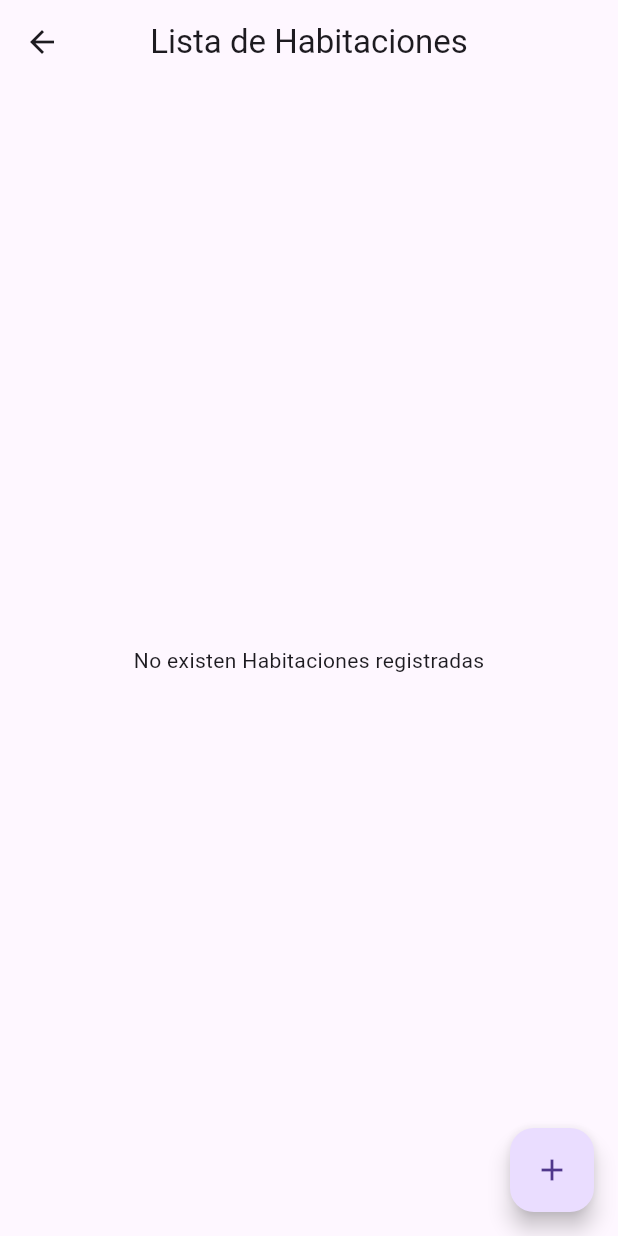
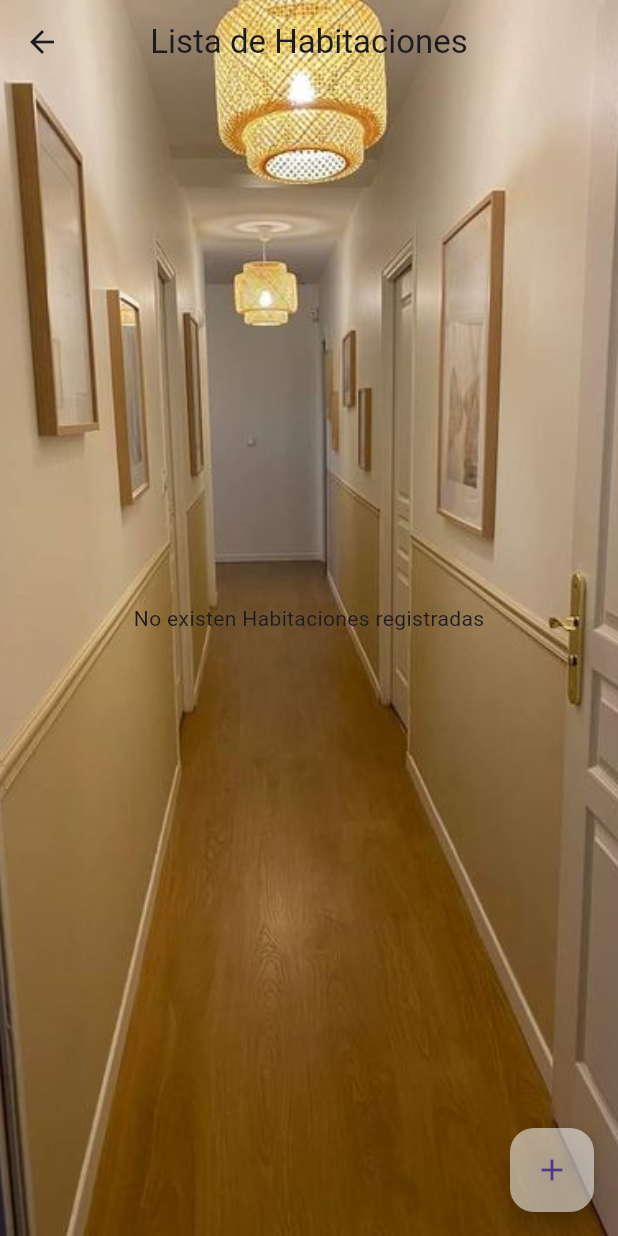
Before and after one commit to luisDSotoE/proyecto_pensionado, a Flutter app: the ListarHabitaciones screen opened by its route, on a phone screen of 412 x 824 dp. Run offline on Flutter 3.47's test engine with Material 2 defaults, Android fonts, the phone set to English and light mode, and no system bars; our stand-ins replace cloud_firestore, firebase_auth, firebase_core, firebase_storage, get, get_storage and 3 more; accounts and stored records are empty.

Commit message:
estilos a la ventana de lista de habitaciones

```diff
--- a/lib/ui/pages/Home/homeHabitacion.dart
+++ b/lib/ui/pages/Home/homeHabitacion.dart
@@ -107,6 +107,7 @@ class Cartas extends StatelessWidget {
                     itemCount: hc.listahab!.length,
                     itemBuilder: (BuildContext context, int index) {
                       return Card(
+                        color: Colors.white70,
                         child: Padding(
                           padding: const EdgeInsets.all(5.0),
                           child: Row(
--- a/lib/ui/pages/habitacion/listarHabitaciones.dart
+++ b/lib/ui/pages/habitacion/listarHabitaciones.dart
@@ -22,7 +22,10 @@ class ListarHabitaciones extends StatelessWidget {
     }
     //sc.consultarHabitacionesgenerales();
     return Scaffold(
+      //extendBody: true,
+      extendBodyBehindAppBar: true,
       appBar: AppBar(
+        backgroundColor: Colors.transparent,
         title: const Text("Lista de Habitaciones"),
         centerTitle: true,
         leading: IconButton(
@@ -32,7 +35,13 @@ class ListarHabitaciones extends StatelessWidget {
           },
         ),
       ),
-      body: Obx(() {
+      body: Container(
+        decoration: const BoxDecoration(
+          image: DecorationImage(
+            image: AssetImage("assets/image/EntradaHabitacion2jpg.jpg"),
+            fit: BoxFit.cover),
+        ),
+        child: Obx(() {
           final List<Habitacion>? _servicios = sc.listahab;
           if (sc.listahab?.isEmpty == true) {
             return const Center(
@@ -43,8 +52,10 @@ class ListarHabitaciones extends StatelessWidget {
               itemCount: sc.listahab!.length,
               itemBuilder: (context, posicion) {
                 final servicio = _servicios![posicion];
-
-              return Card(
+                return Padding(
+                  padding: const EdgeInsets.symmetric(vertical:5.0),
+                  child: Card(
+                    color: Colors.white70,
                     child: InkWell(
                       onTap: () {
                         _openHabitacionDetails(context, servicio);
@@ -110,12 +121,15 @@ class ListarHabitaciones extends StatelessWidget {
                         ],
                       ),
                     ),
+                  ),
                 );
               },
             );
           }
         }),
+      ),
       floatingActionButton: FloatingActionButton(
+        backgroundColor: Colors.white54,
         onPressed: () {
           Get.toNamed('/editarhabitacion');
         },
@@ -126,7 +140,7 @@ class ListarHabitaciones extends StatelessWidget {
 
   getImageWidget(String imagen) {
     if (imagen.startsWith("http")) {
-      return Image.network(imagen, height: 150, width: 150);
+      return Image.network(imagen, height: 100, width: 100, fit: BoxFit.cover,);
     } else {
       return Image.asset(imagen, height: 150, width: 150);
     }
```
Also changed, not shown: lib/ui/pages/habitacion/agregarhabitacion.dart (+16 -6 lines), assets/image/EntradaHabitacion2jpg.jpg (added), assets/image/HabitacionRegistrar.jpg (added). Lines whose indentation alone changed are shown as unchanged.
